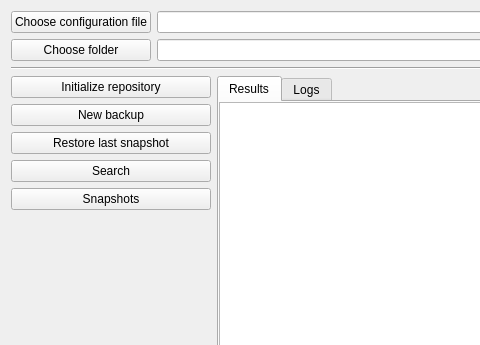
Above: qrestic/ui/main_widget.ui from altaris/qrestic before the change; both pictures show x 0 to 480 and y 0 to 345 of the 1063 by 661 pixel window. Below: the same form after it.
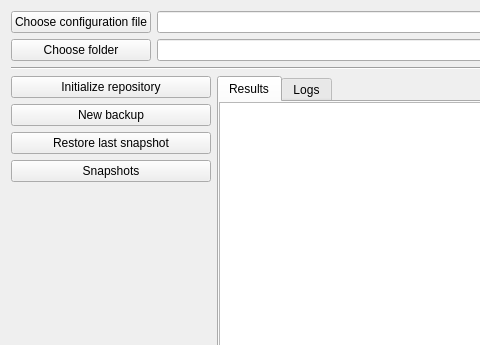
That is the form after the change. Icons and pictures are not drawn.

Patch:
```diff
--- a/qrestic/ui/main_widget.ui
+++ b/qrestic/ui/main_widget.ui
@@ -173,18 +173,6 @@
              </property>
             </widget>
            </item>
-           <item>
-            <widget class="QPushButton" name="pb_search">
-             <property name="text">
-              <string>Search</string>
-             </property>
-             <property name="icon">
-              <iconset>
-               <normalon>:/main/icons/search.svg</normalon>
-              </iconset>
-             </property>
-            </widget>
-           </item>
            <item>
             <widget class="QPushButton" name="pb_snapshots">
              <property name="text">
```
